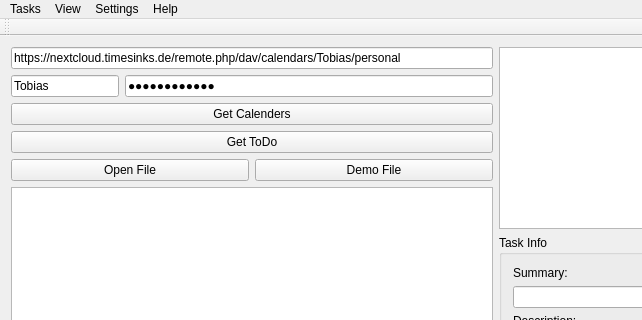
Before: the Qt Designer form mainwindow.ui in Tercus/ToDo, drawn with Qt 5; both pictures show x 0 to 642 and y 0 to 320 of the 992 by 715 pixel window.
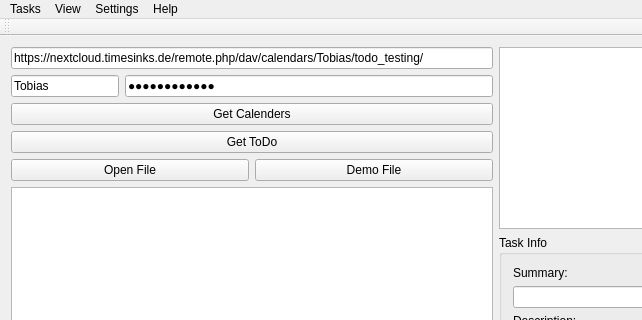
After: the same form once the commit is applied.

What changed in the file:
```diff
--- a/mainwindow.ui
+++ b/mainwindow.ui
@@ -24,7 +24,7 @@
           <item row="0" column="0" colspan="2">
            <widget class="QLineEdit" name="lineEdit_server">
             <property name="text">
-             <string>https://nextcloud.timesinks.de/remote.php/dav/calendars/Tobias/personal</string>
+             <string>https://nextcloud.timesinks.de/remote.php/dav/calendars/Tobias/todo_testing/</string>
             </property>
             <property name="placeholderText">
              <string>Server</string>
```
